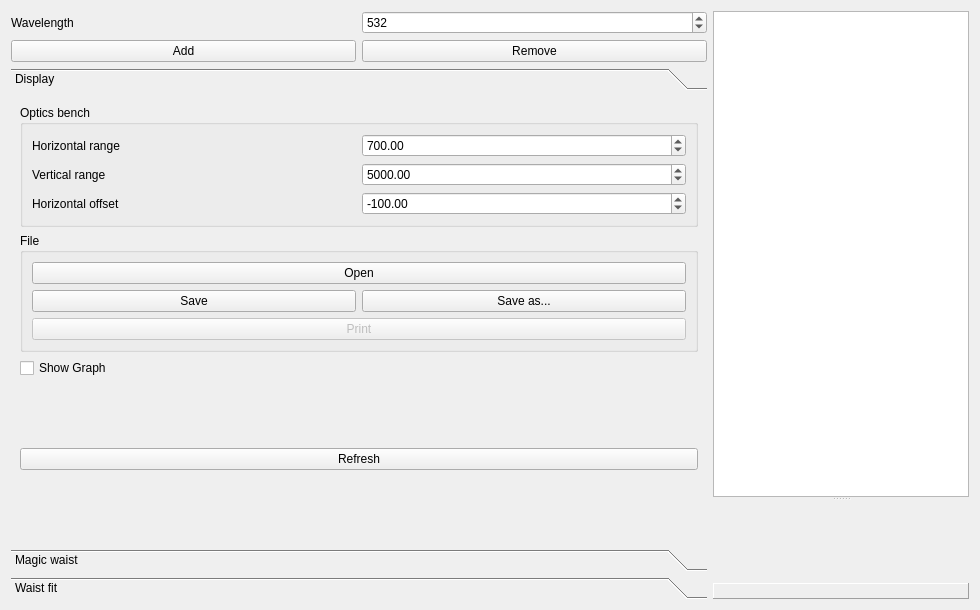
First picture: the form in GaussianBeamForm.ui, repository krokosik/GaussianBeam, before the edit.
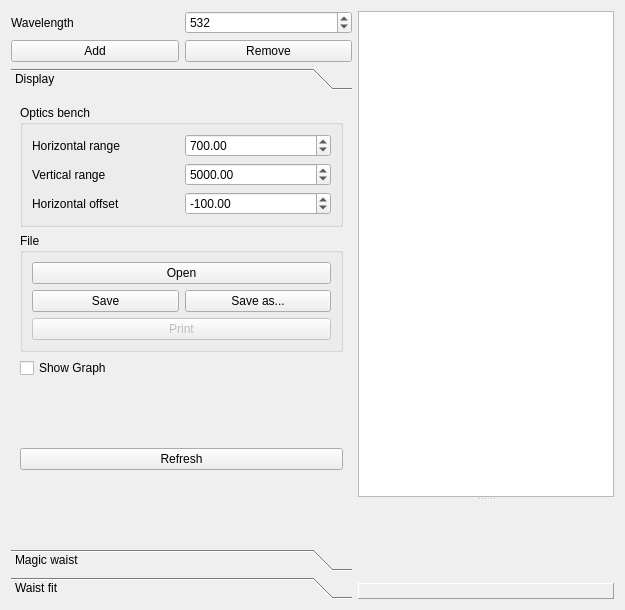
Second picture: the form after the edit.

```diff
--- a/GaussianBeamForm.ui
+++ b/GaussianBeamForm.ui
@@ -5,7 +5,7 @@
    <rect>
     <x>0</x>
     <y>0</y>
-    <width>980</width>
+    <width>625</width>
     <height>610</height>
    </rect>
   </property>
@@ -85,8 +85,8 @@
          <rect>
           <x>0</x>
           <y>0</y>
-          <width>696</width>
-          <height>446</height>
+          <width>341</width>
+          <height>422</height>
          </rect>
         </property>
         <attribute name="label" >
```
Left out of the diff: 22 changed lines with no effect on the pictures.
